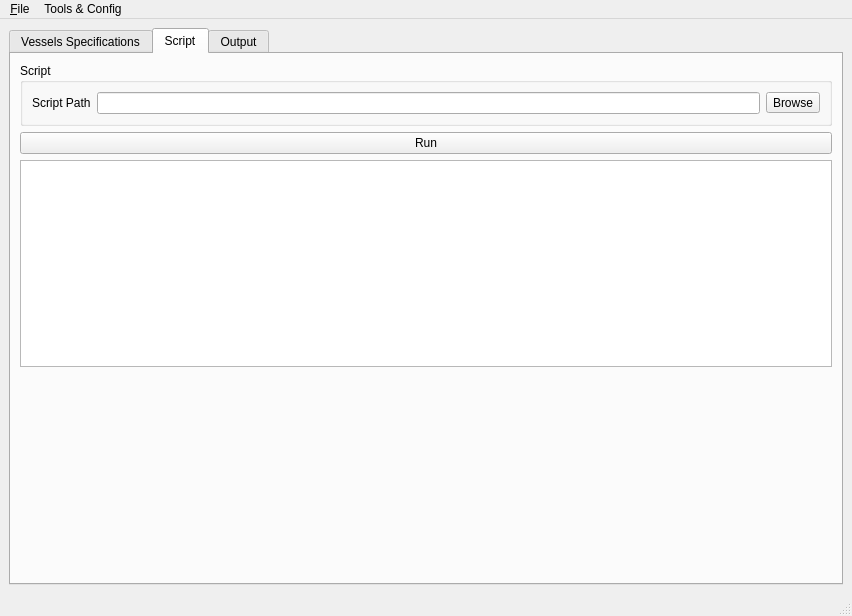
Before: the Qt Designer form vesseleditor/vesseleditormainwindow.ui in frabas/DISPLACE_GUI, drawn with Qt 5.
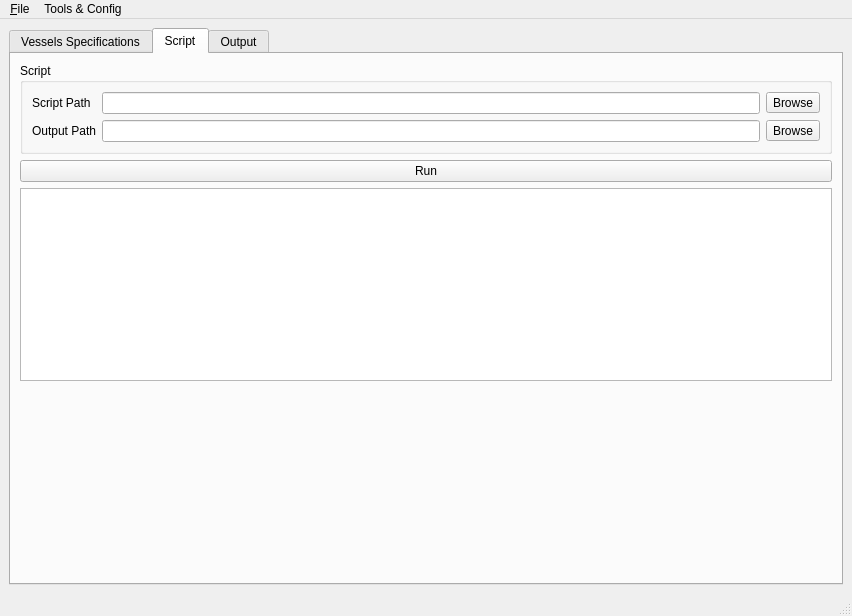
After: the same form once the commit is applied. The open tabs and pages were chosen to show the change.

Commit message: Added output path in gui

Patch:
```diff
--- a/vesseleditor/vesseleditormainwindow.ui
+++ b/vesseleditor/vesseleditormainwindow.ui
@@ -90,6 +90,23 @@
              </property>
             </widget>
            </item>
+           <item row="1" column="0">
+            <widget class="QLabel" name="label_5">
+             <property name="text">
+              <string>Output Path</string>
+             </property>
+            </widget>
+           </item>
+           <item row="1" column="1">
+            <widget class="QLineEdit" name="outputPath"/>
+           </item>
+           <item row="1" column="2">
+            <widget class="QToolButton" name="browseOutputPath">
+             <property name="text">
+              <string>Browse</string>
+             </property>
+            </widget>
+           </item>
           </layout>
          </widget>
         </item>
```
Left out of the diff: 2 changed lines with no effect on the pictures.
